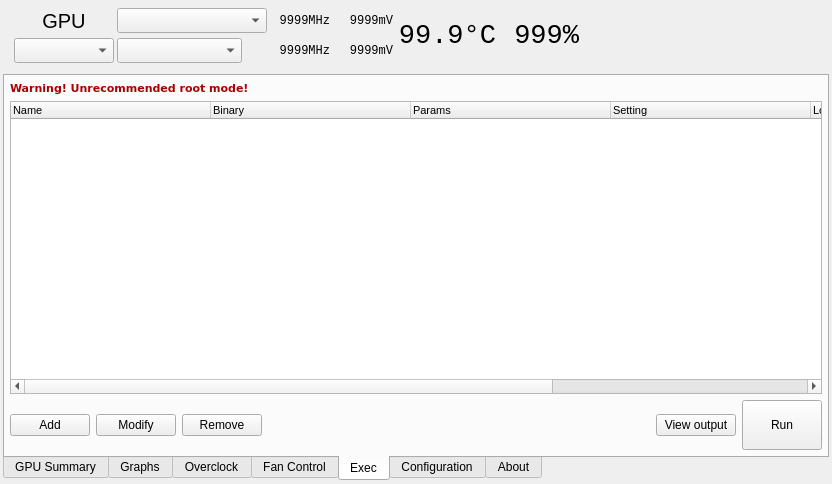
First picture: the form in radeon-profile/radeon_profile.ui, repository marazmista/radeon-profile, before the edit.
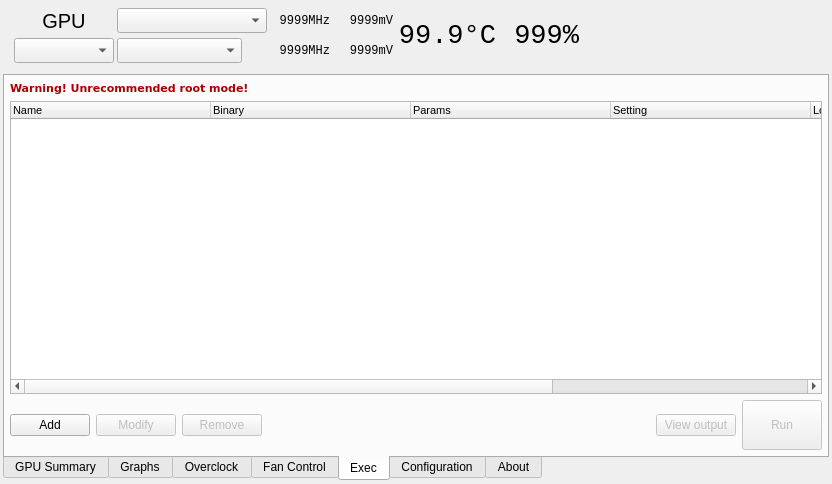
Second picture: the form after the edit. The open tabs and pages were chosen to show the change. Icons and pictures are not drawn. Custom widgets are drawn as their Qt base class.

Commit message: Improved setupUiEnabledFeatures() and getGLXInfo()

Patch:
```diff
--- a/radeon-profile/radeon_profile.ui
+++ b/radeon-profile/radeon_profile.ui
@@ -2166,6 +2166,9 @@
               </item>
               <item>
                <widget class="QPushButton" name="btn_modifyExecProfile">
+                <property name="enabled">
+                 <bool>false</bool>
+                </property>
                 <property name="text">
                  <string>Modify</string>
                 </property>
@@ -2173,6 +2176,9 @@
               </item>
               <item>
                <widget class="QPushButton" name="btn_removeExecProfile">
+                <property name="enabled">
+                 <bool>false</bool>
+                </property>
                 <property name="text">
                  <string>Remove</string>
                 </property>
@@ -2193,6 +2199,9 @@
               </item>
               <item>
                <widget class="QPushButton" name="btn_viewOutput">
+                <property name="enabled">
+                 <bool>false</bool>
+                </property>
                 <property name="text">
                  <string>View output</string>
                 </property>
@@ -2200,6 +2209,9 @@
               </item>
               <item>
                <widget class="QPushButton" name="btn_runExecProfile">
+                <property name="enabled">
+                 <bool>false</bool>
+                </property>
                 <property name="minimumSize">
                  <size>
                   <width>0</width>
```
The commit also changes 9 other files.
